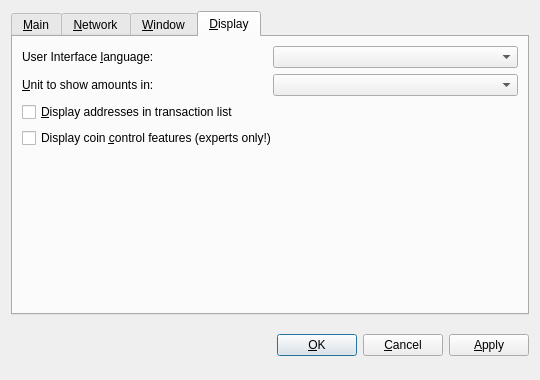
This is src/qt/forms/optionsdialog.ui in FistBumpGithub/moep as Qt 5 draws it before an edit. The edited form follows.
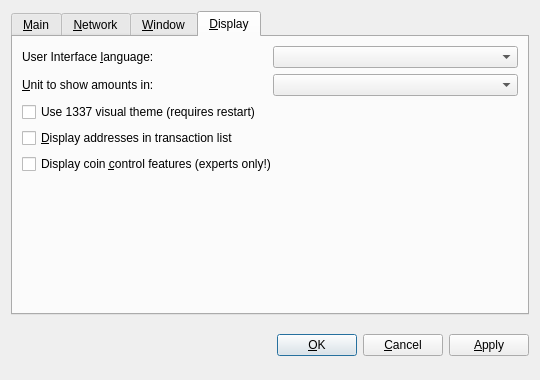
This is the edited form. The open tabs and pages were chosen to show the change. Custom widgets are drawn as their Qt base class.

```diff
--- a/src/qt/forms/optionsdialog.ui
+++ b/src/qt/forms/optionsdialog.ui
@@ -379,6 +379,13 @@
          </item>
         </layout>
        </item>
+       <item>
+        <widget class="QCheckBox" name="use1337Theme">
+         <property name="text">
+          <string>Use 1337 visual theme (requires restart)</string>
+         </property>
+        </widget>
+       </item>	   
        <item>
         <widget class="QCheckBox" name="displayAddresses">
          <property name="toolTip">
```
